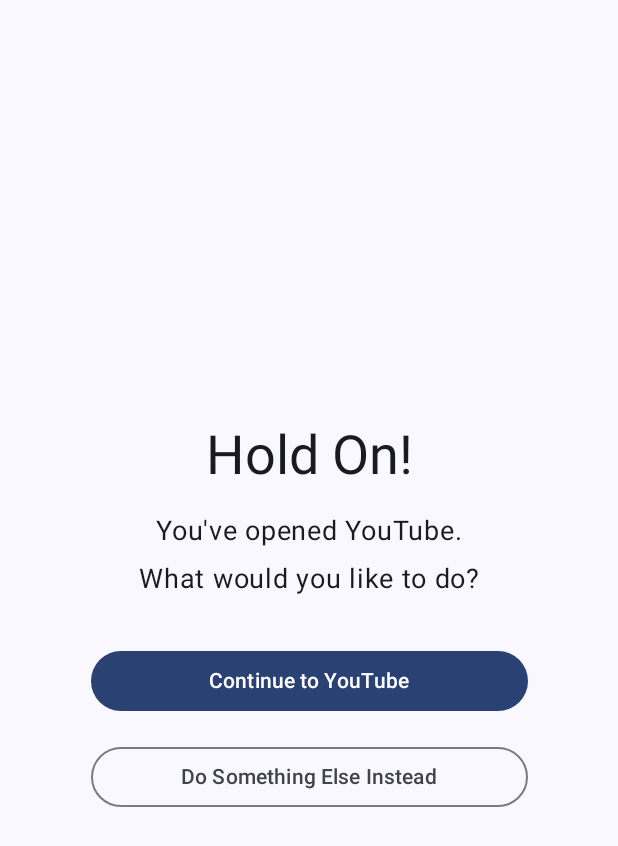
After one commit to niiccoo2/zen, an Android app built with Jetpack Compose: the OverlayActivity screen opened directly, with no data from a screen before it, on a phone screen of 412 x 824 dp. The commit adds this screen. Shown: the top 846 px of the screen. Run offline under Robolectric (Android 15) with nearby library versions, the phone set to English and light mode, and no system bars.

Commit message:
Made the overlay work, now just need to make it work better

```diff
--- /dev/null
+++ b/app/src/main/java/xyz/niiccoo2/zen/activities/OverlayActivity.kt
@@ -0,0 +1,125 @@
+package xyz.niiccoo2.zen.activities // Or your preferred package
+
+import android.os.Bundle
+import android.util.Log
+import androidx.activity.ComponentActivity
+import androidx.activity.OnBackPressedCallback
+import androidx.activity.compose.setContent
+import androidx.compose.foundation.background
+import androidx.compose.foundation.layout.Arrangement
+import androidx.compose.foundation.layout.Box
+import androidx.compose.foundation.layout.Column
+import androidx.compose.foundation.layout.Spacer
+import androidx.compose.foundation.layout.fillMaxSize
+import androidx.compose.foundation.layout.fillMaxWidth
+import androidx.compose.foundation.layout.height
+import androidx.compose.foundation.layout.padding
+import androidx.compose.material3.Button
+import androidx.compose.material3.MaterialTheme
+import androidx.compose.material3.OutlinedButton
+import androidx.compose.material3.Text
+import androidx.compose.runtime.Composable
+import androidx.compose.ui.Alignment
+import androidx.compose.ui.Modifier
+import androidx.compose.ui.unit.dp
+import androidx.compose.ui.unit.sp
+import xyz.niiccoo2.zen.ui.theme.ZenTheme
+
+class OverlayActivity : ComponentActivity() {
+    override fun onCreate(savedInstanceState: Bundle?) {
+        super.onCreate(savedInstanceState)
+
+        // --- Handle Back Press using OnBackPressedDispatcher ---
+        val onBackPressedCallback = object : OnBackPressedCallback(true) {
+            // 'true' means this callback is enabled by default
+            override fun handleOnBackPressed() {
+                // This is where your custom back press logic goes.
+                // For this blocking screen, we want to do nothing to prevent dismissal.
+                Log.d("OverlayActivity", "Back press intercepted by OnBackPressedCallback. Doing nothing.")
+                // If you wanted to allow back press sometimes, you could:
+                // isEnabled = false // Disable this callback
+                // requireActivity().onBackPressedDispatcher.onBackPressed() // Then invoke the default behavior or another callback
+            }
+        }
+        onBackPressedDispatcher.addCallback(this, onBackPressedCallback)
+        // You can also add the callback with a LifecycleOwner to have it automatically
+        // removed when the LifecycleOwner is destroyed:
+        // onBackPressedDispatcher.addCallback(this /* LifecycleOwner */, onBackPressedCallback)
+
+        setContent {
+            ZenTheme {
+                BlockingScreenComposable (
+                    appName = "YouTube", // You could pass this from the intent if needed
+                    onContinueToApp = {
+                        finish()
+                    },
+                    onDoSomethingElse = {
+                        finish()
+                    }
+                )
+            }
+        }
+    }
+
+}
+
+// --- BlockingScreenComposable remains the same ---
+@Composable
+fun BlockingScreenComposable(
+    appName: String,
+    onContinueToApp: () -> Unit,
+    onDoSomethingElse: () -> Unit
+) {
+    Box(
+        modifier = Modifier
+            .fillMaxSize()
+            .background(MaterialTheme.colorScheme.background)
+            .padding(24.dp),
+        contentAlignment = Alignment.Center
+    ) {
+        Column(
+            horizontalAlignment = Alignment.CenterHorizontally,
+            verticalArrangement = Arrangement.Center
+        ) {
+            Text(
+                text = "Hold On!",
+                style = MaterialTheme.typography.displaySmall,
+                color = MaterialTheme.colorScheme.onBackground
+            )
+            Spacer(modifier = Modifier.height(16.dp))
+            Text(
+                text = "You've opened $appName.",
+                fontSize = 18.sp,
+                color = MaterialTheme.colorScheme.onBackground
+            )
+            Spacer(modifier = Modifier.height(8.dp))
+            Text(
+                text = "What would you like to do?",
+                fontSize = 18.sp,
+                color = MaterialTheme.colorScheme.onBackground
+            )
+            Spacer(modifier = Modifier.height(32.dp))
+            Button(
+                onClick = onContinueToApp,
+                modifier = Modifier.fillMaxWidth(0.8f)
+            ) {
+                Text("Continue to $appName")
+            }
+            Spacer(modifier = Modifier.height(16.dp))
+            OutlinedButton(
+                onClick = onDoSomethingElse,
+                modifier = Modifier.fillMaxWidth(0.8f)
+            ) {
+                Text("Do Something Else Instead")
+            }
+        }
+    }
+}
+
+//@Preview(showBackground = true, device = "spec:shape=Normal,width=360,height=640,unit=dp,dpi=480")
+//@Composable
+//fun BlockingScreenPreview() {
+//    ZenTheme {
+//        BlockingScreenComposable(appName = "YouTube", onContinueToApp = {}, onDoSomethingElse = {})
+//    }
+//}
--- a/app/src/main/java/xyz/niiccoo2/zen/ui/screens/BlockScreen.kt
+++ b/app/src/main/java/xyz/niiccoo2/zen/ui/screens/BlockScreen.kt
@@ -30,7 +30,7 @@
 import androidx.lifecycle.LifecycleEventObserver
 import androidx.lifecycle.LifecycleOwner
 import androidx.lifecycle.compose.LocalLifecycleOwner
-import xyz.niiccoo2.zen.services.PlaceholderAccessibilityService
+import xyz.niiccoo2.zen.services.ZenAccessibilityService
 
 fun openAccessibilityServiceSettings(context: Context) {
     val intent = Intent(Settings.ACTION_ACCESSIBILITY_SETTINGS)
@@ -89,7 +89,7 @@
 
     // State for Accessibility Service
     var accessibilityServiceEnabled by remember {
-        mutableStateOf(isAccessibilityServiceEnabled(context, PlaceholderAccessibilityService::class.java))
+        mutableStateOf(isAccessibilityServiceEnabled(context, ZenAccessibilityService::class.java))
     }
 
     // State for Overlay Permission
@@ -103,7 +103,7 @@
         val observer = LifecycleEventObserver { _, event ->
             if (event == Lifecycle.Event.ON_RESUME) {
                 // When the app resumes, re-check both permission statuses
-                accessibilityServiceEnabled = isAccessibilityServiceEnabled(context, PlaceholderAccessibilityService::class.java)
+                accessibilityServiceEnabled = isAccessibilityServiceEnabled(context, ZenAccessibilityService::class.java)
                 overlayPermissionGranted = canDrawOverlays(context)
             }
         }
```
Also changed, not shown: app/src/main/AndroidManifest.xml (+23 -2 lines), app/src/main/java/xyz/niiccoo2/zen/activities/MainActivity.kt (renamed from app/src/main/java/xyz/niiccoo2/zen/MainActivity.kt, +3 -19 lines), app/src/main/java/xyz/niiccoo2/zen/services/AccessibilityService.kt (+72 -5 lines), app/src/main/java/xyz/niiccoo2/zen/ui/screens/StatsScreen.kt (+2 -73 lines), app/src/main/java/xyz/niiccoo2/zen/utils/AppUsageUtils.kt (added, +58 -0 lines), app/src/main/java/xyz/niiccoo2/zen/utils/DateUtils.kt (added, +34 -0 lines), app/src/main/java/xyz/niiccoo2/zen/utils/OverlayTriggerReceiver.kt (added, +50 -0 lines), app/src/main/java/xyz/niiccoo2/zen/utils/PermissionHelper.kt (deleted, +0 -28 lines).
